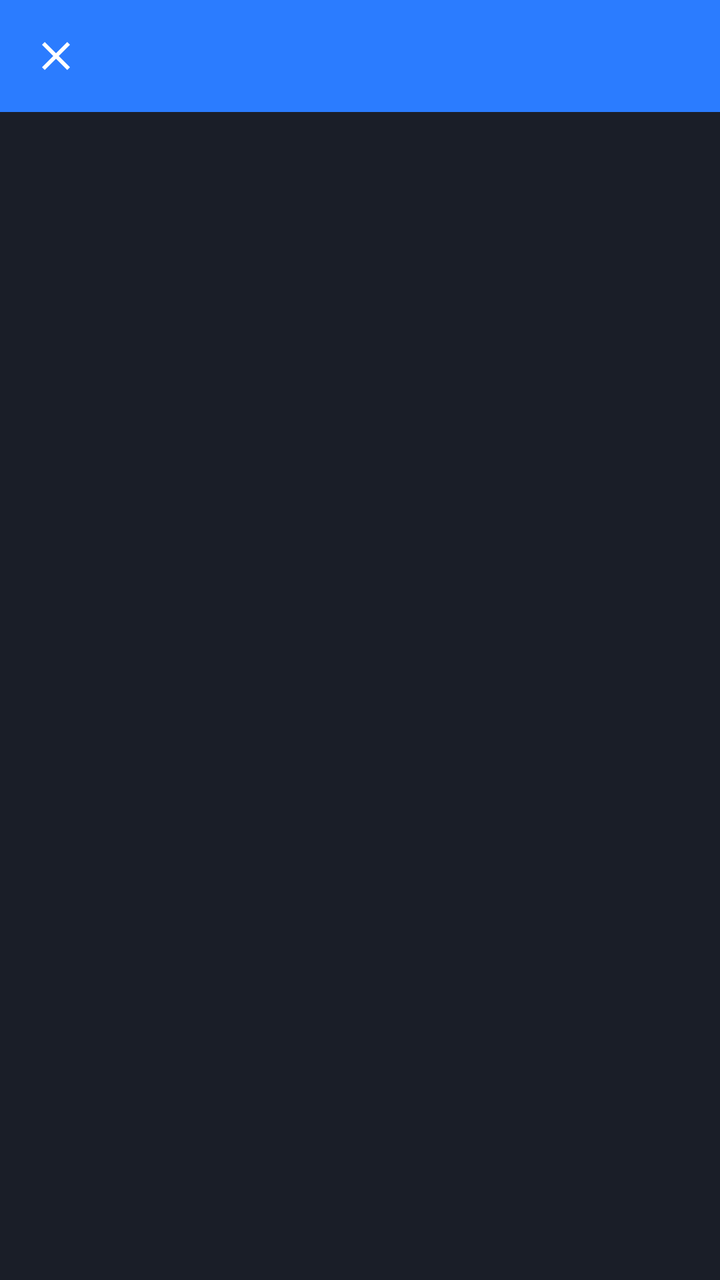
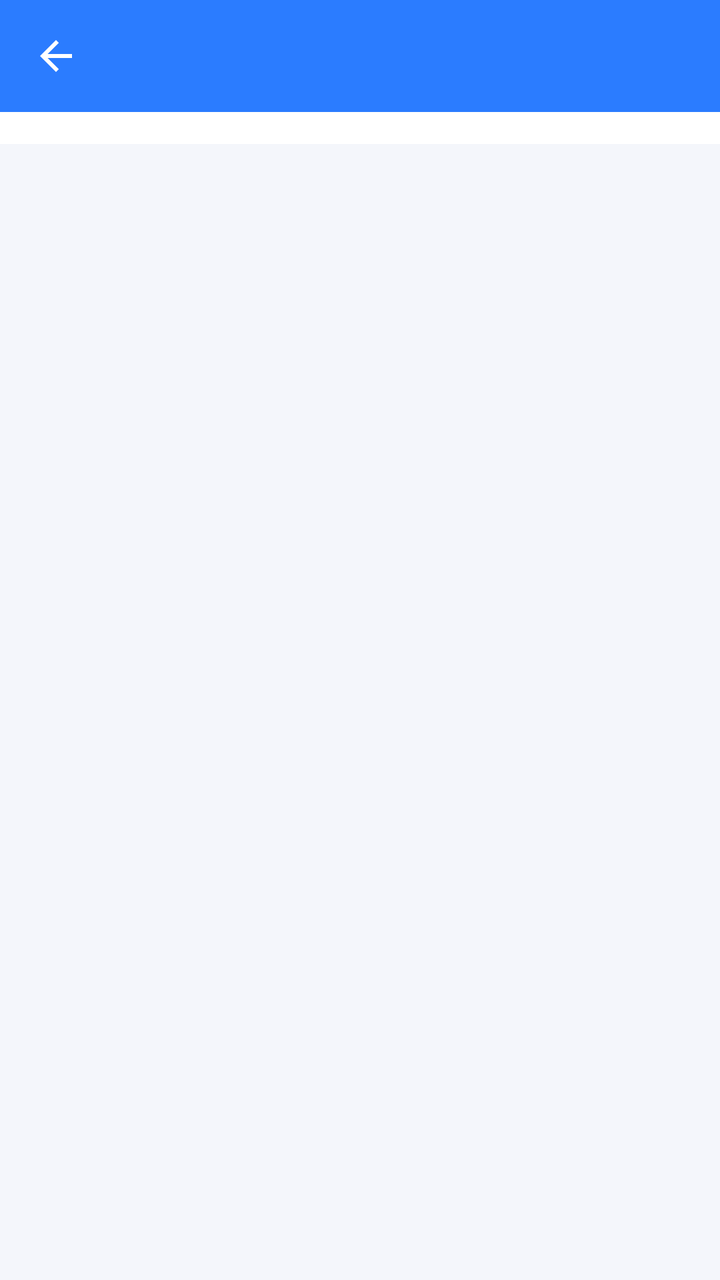

An Android layout rendered at two revisions. The XML below is the earlier revision; the diff shows what the commit changed to produce the second picture.
<!-- AndroidManifest.xml: application theme Theme.CameraManager -->
<!-- res/layout/activity_alarm_log.xml -->
<?xml version="1.0" encoding="utf-8"?>
<LinearLayout xmlns:android="http://schemas.android.com/apk/res/android"
    xmlns:app="http://schemas.android.com/apk/res-auto"
    android:layout_width="match_parent" android:layout_height="match_parent"
    android:orientation="vertical" android:background="@color/bg_dark">

    <com.google.android.material.appbar.MaterialToolbar android:id="@+id/toolbar"
        android:layout_width="match_parent" android:layout_height="?attr/actionBarSize"
        android:background="@color/brand_primary" app:titleTextColor="@color/white"
        app:navigationIcon="@drawable/ic_close"/>

    <androidx.recyclerview.widget.RecyclerView android:id="@+id/recycler"
        android:layout_width="match_parent" android:layout_height="match_parent"
        android:padding="6dp"/>
</LinearLayout>
<!-- resources referenced by this layout -->
<resources>
  <color name="bg_dark">#1A1E28</color>
  <color name="brand_primary">#2B7CFF</color>
  <color name="white">#FFFFFF</color>
  <!-- drawable ic_close (drawable) -->
  <vector xmlns:android="http://schemas.android.com/apk/res/android"
      android:width="24dp" android:height="24dp"
      android:viewportWidth="24" android:viewportHeight="24"
      android:tint="@color/white">
      <path android:fillColor="@android:color/white"
          android:pathData="M19,6.41L17.59,5 12,10.59 6.41,5 5,6.41 10.59,12 5,17.59 6.41,19 12,13.41 17.59,19 19,17.59 13.41,12z"/>
  </vector>
  <style name="Theme.CameraManager" parent="Theme.MaterialComponents.Light.NoActionBar">
          <item name="colorPrimary">@color/brand_primary</item>
          <item name="colorPrimaryVariant">@color/brand_primary_dark</item>
          <item name="colorOnPrimary">@color/white</item>
          <item name="colorSecondary">@color/brand_accent</item>
          <item name="colorOnSecondary">@color/white</item>
          <item name="colorSurface">@color/bg_card</item>
          <item name="colorOnSurface">@color/text_primary</item>
          <item name="colorError">@color/error_red</item>
          <item name="android:colorBackground">@color/bg_page</item>
          <item name="android:windowBackground">@color/bg_page</item>
          <item name="android:statusBarColor" tools:targetApi="l">@color/brand_primary</item>
          <item name="android:windowLightStatusBar" tools:targetApi="23">false</item>
          <item name="android:navigationBarColor" tools:targetApi="21">@color/white</item>
          <item name="android:windowLightNavigationBar" tools:targetApi="27">true</item>
          <item name="materialAlertDialogTheme">@style/AlertDialogLight</item>
      </style>
  <color name="brand_primary_dark">#1E64D6</color>
  <color name="brand_accent">#12C2A0</color>
  <color name="bg_card">#FFFFFF</color>
  <color name="text_primary">#131A2A</color>
  <color name="error_red">#F5555B</color>
  <color name="bg_page">#F4F6FB</color>
  <style name="AlertDialogLight" parent="ThemeOverlay.MaterialComponents.MaterialAlertDialog">
          <item name="android:background">@color/bg_card</item>
          <item name="android:textColorPrimary">@color/text_primary</item>
          <item name="colorSurface">@color/bg_card</item>
      </style>
</resources>

<!-- the commit's change to res/layout/activity_alarm_log.xml (unified diff, before → after) -->
@@ -2,14 +2,58 @@
 <LinearLayout xmlns:android="http://schemas.android.com/apk/res/android"
     xmlns:app="http://schemas.android.com/apk/res-auto"
     android:layout_width="match_parent" android:layout_height="match_parent"
-    android:orientation="vertical" android:background="@color/bg_dark">
+    android:orientation="vertical" android:background="@color/bg_page">
 
     <com.google.android.material.appbar.MaterialToolbar android:id="@+id/toolbar"
         android:layout_width="match_parent" android:layout_height="?attr/actionBarSize"
         android:background="@color/brand_primary" app:titleTextColor="@color/white"
-        app:navigationIcon="@drawable/ic_close"/>
+        app:navigationIcon="@drawable/ic_back_white"/>
 
-    <androidx.recyclerview.widget.RecyclerView android:id="@+id/recycler"
-        android:layout_width="match_parent" android:layout_height="match_parent"
-        android:padding="6dp"/>
+    
+    <HorizontalScrollView
+        android:layout_width="match_parent" android:layout_height="wrap_content"
+        android:scrollbars="none" android:overScrollMode="never"
+        android:paddingHorizontal="10dp" android:paddingVertical="8dp"
+        android:background="@color/white">
+        <com.google.android.material.chip.ChipGroup
+            android:id="@+id/chipGroupFilter"
+            android:layout_width="wrap_content" android:layout_height="wrap_content"
+            app:singleSelection="true" app:singleLine="true"
+            app:chipSpacingHorizontal="6dp"/>
+    </HorizontalScrollView>
+
+    <FrameLayout
+        android:layout_width="match_parent" android:layout_height="0dp"
+        android:layout_weight="1">
+
+        <androidx.recyclerview.widget.RecyclerView android:id="@+id/recycler"
+            android:layout_width="match_parent" android:layout_height="match_parent"
+            android:clipToPadding="false"
+            android:paddingHorizontal="10dp" android:paddingVertical="6dp"/>
+
+        
+        <LinearLayout android:id="@+id/emptyView"
+            android:layout_width="match_parent" android:layout_height="match_parent"
+            android:orientation="vertical" android:gravity="center"
+            android:visibility="gone">
+            <com.google.android.material.card.MaterialCardView
+                android:layout_width="88dp" android:layout_height="88dp"
+                app:cardCornerRadius="22dp" app:cardElevation="0dp" app:strokeWidth="0dp"
+                app:cardBackgroundColor="#1A0EA5E9">
+                <ImageView android:layout_width="match_parent" android:layout_height="match_parent"
+                    android:src="@drawable/ic_alarm" android:padding="22dp"
+                    app:tint="@color/brand_primary"/>
+            </com.google.android.material.card.MaterialCardView>
+            <TextView android:layout_width="wrap_content" android:layout_height="wrap_content"
+                android:text="暂无告警，平安喜乐"
+                android:layout_marginTop="14dp"
+                android:textColor="@color/text_primary"
+                android:textStyle="bold" android:textSize="15sp"/>
+            <TextView android:layout_width="wrap_content" android:layout_height="wrap_content"
+                android:text="检测到告警后会在这里按时间倒序显示"
+                android:layout_marginTop="6dp"
+                android:textColor="@color/text_secondary"
+                android:textSize="12sp"/>
+        </LinearLayout>
+    </FrameLayout>
 </LinearLayout>
<!-- resource entries referenced after the edit -->
@@ -1,15 +1,24 @@
 <!-- resources referenced by this layout -->
 <resources>
-  <color name="bg_dark">#1A1E28</color>
   <color name="brand_primary">#2B7CFF</color>
   <color name="white">#FFFFFF</color>
-  <!-- drawable ic_close (drawable) -->
+  <!-- drawable ic_alarm (drawable) -->
+  <?xml version="1.0" encoding="utf-8"?>
   <vector xmlns:android="http://schemas.android.com/apk/res/android"
       android:width="24dp" android:height="24dp"
       android:viewportWidth="24" android:viewportHeight="24"
-      android:tint="@color/white">
-      <path android:fillColor="@android:color/white"
-          android:pathData="M19,6.41L17.59,5 12,10.59 6.41,5 5,6.41 10.59,12 5,17.59 6.41,19 12,13.41 17.59,19 19,17.59 13.41,12z"/>
+      android:tint="?android:attr/textColorSecondary">
+      <path
+          android:fillColor="@android:color/white"
+          android:pathData="M12,2.6c-2.8,0 -5.1,2.2 -5.1,4.9v3.8c0,0.9 -0.3,1.8 -0.8,2.5l-0.8,1c-0.3,0.4 -0.1,0.9 0.3,1.2 0.4,0.3 0.9,0.1 1.2,-0.3l0.4,-0.5c0.2,-0.3 0.6,-0.4 0.9,-0.3 0,0 0.1,0 0.1,0h7.6c0.4,0 0.8,0.1 1,0.3l0.4,0.5c0.3,0.4 0.8,0.6 1.2,0.3 0.4,-0.3 0.6,-0.8 0.3,-1.2l-0.8,-1c-0.5,-0.7 -0.8,-1.6 -0.8,-2.5V7.5c0,-2.7 -2.3,-4.9 -5.1,-4.9zM10.2,20.3c0.3,0.9 1.2,1.5 2,1.5 0.8,0 1.8,-0.6 2,-1.5h-4z"/>
+  </vector>
+  <!-- drawable ic_back_white (drawable) -->
+  <vector xmlns:android="http://schemas.android.com/apk/res/android"
+      android:width="24dp" android:height="24dp"
+      android:viewportWidth="24" android:viewportHeight="24"
+      android:tint="#FFFFFF">
+      <path android:fillColor="#FFFFFFFF"
+          android:pathData="M20,11H7.83l5.59,-5.59L12,4l-8,8 8,8 1.41,-1.41L7.83,13H20v-2z"/>
   </vector>
   <style name="Theme.CameraManager" parent="Theme.MaterialComponents.Light.NoActionBar">
           <item name="colorPrimary">@color/brand_primary</item>
@@ -32,6 +41,7 @@
   <color name="brand_accent">#12C2A0</color>
   <color name="bg_card">#FFFFFF</color>
   <color name="text_primary">#131A2A</color>
+  <color name="text_secondary">#55607A</color>
   <color name="error_red">#F5555B</color>
   <color name="bg_page">#F4F6FB</color>
   <style name="AlertDialogLight" parent="ThemeOverlay.MaterialComponents.MaterialAlertDialog">
